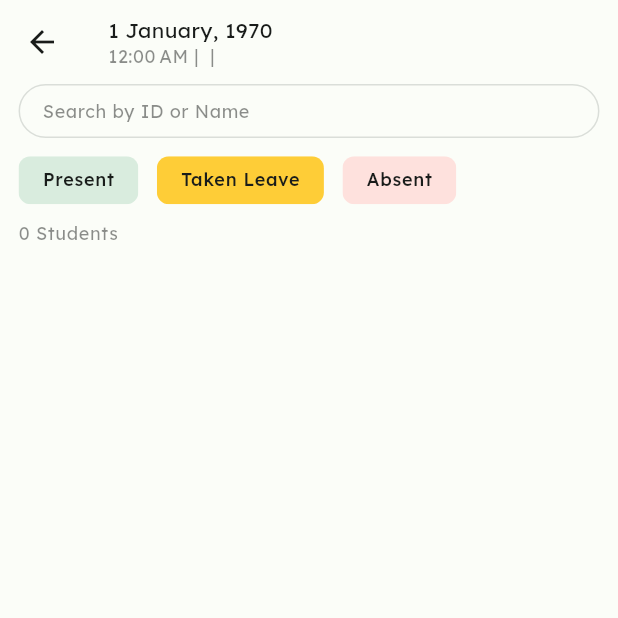
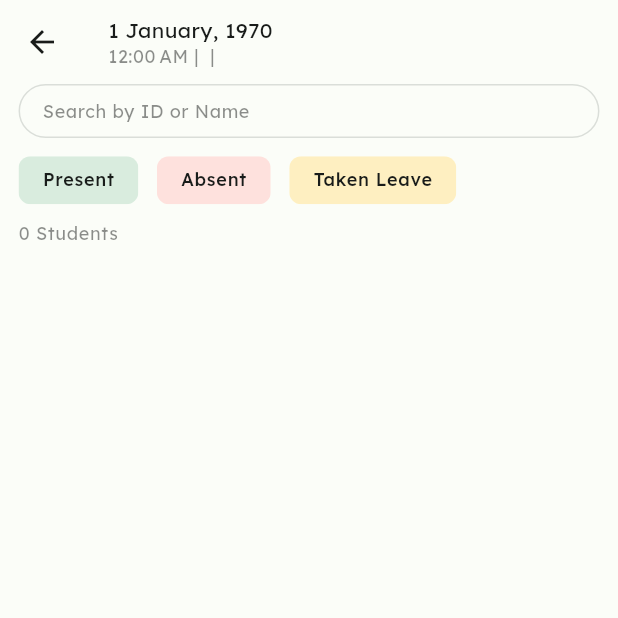
Before and after one commit to Riaz-27/visoattend, a Flutter app: the SelectedAttendancePage screen opened directly with empty values, on a phone screen of 412 x 824 dp, the top half of it. Run offline on Flutter 3.47's test engine with Material 2 defaults, Android fonts, the light colour scheme and no system bars; our stand-ins replace camera, cloud_firestore, firebase_auth, firebase_core, firebase_storage, fluttertoast and 6 more; missing offline and left inert: google_mlkit_face_detection, open_file_plus, syncfusion_flutter_xlsio, tflite_flutter, tflite_flutter_helper_plus, tflite_flutter_plus; accounts and stored records are empty; network calls fail; statements that could not run were skipped.

Commit message:
small changes
*small ui change and typo fix

```diff
--- a/lib/views/pages/all_classroom_page.dart
+++ b/lib/views/pages/all_classroom_page.dart
@@ -28,7 +28,7 @@ class AllClassroomPage extends StatelessWidget {
               forceMaterialTransparency: true,
               centerTitle: true,
               title: Text(
-                'Archived Classes',
+                'Archived Classrooms',
                 style: textTheme.titleMedium!.copyWith(color: textColorDefault),
               ),
             )
--- a/lib/views/pages/classroom_pages/selected_attendance_page.dart
+++ b/lib/views/pages/classroom_pages/selected_attendance_page.dart
@@ -163,7 +163,7 @@ class SelectedAttendancePage extends GetView<AttendanceController> {
   Widget _buildFilterChip() {
     final selectedCategory = controller.selectedCategory;
 
-    final chipCategories = ['Present', 'Taken Leave', 'Absent'];
+    final chipCategories = ['Present', 'Absent', 'Taken Leave'];
     return Row(
       children: chipCategories
           .map(
@@ -174,8 +174,8 @@ class SelectedAttendancePage extends GetView<AttendanceController> {
                 selectColor = colorScheme.error;
                 backgroundColor = colorScheme.errorContainer;
               } else if(category.contains('Leave')){
-                selectColor = Colors.orange;
-                backgroundColor = Colors.amber;
+                selectColor = Colors.amber.shade700;
+                backgroundColor = Colors.amber.shade100;
               }
               return Row(
                 children: [
--- a/lib/views/pages/create_edit_classroom_page.dart
+++ b/lib/views/pages/create_edit_classroom_page.dart
@@ -442,7 +442,7 @@ class CreateEditClassroomPage extends StatelessWidget {
               ),
               verticalGap(deviceHeight * percentGapMedium),
               Text(
-                'Weekly class details',
+                'Weekly class schedule',
                 style: textTheme.bodySmall!.copyWith(
                   color: textColorLight,
                 ),
```
